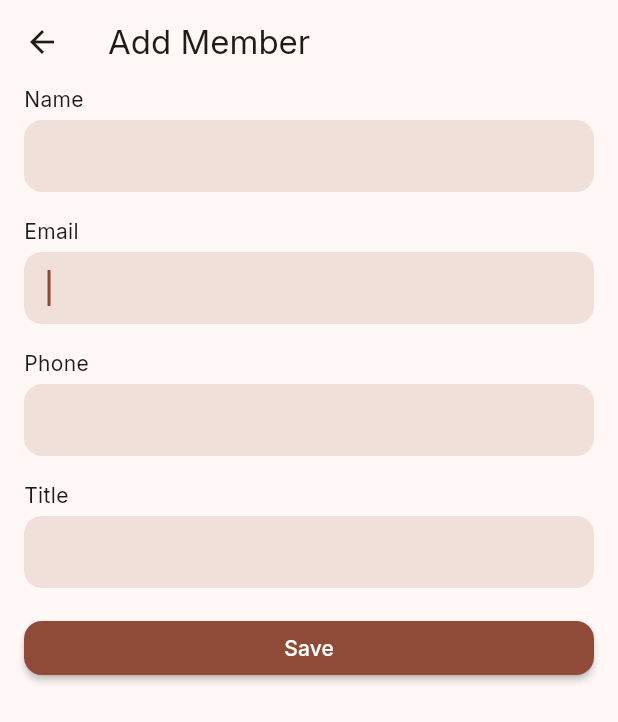
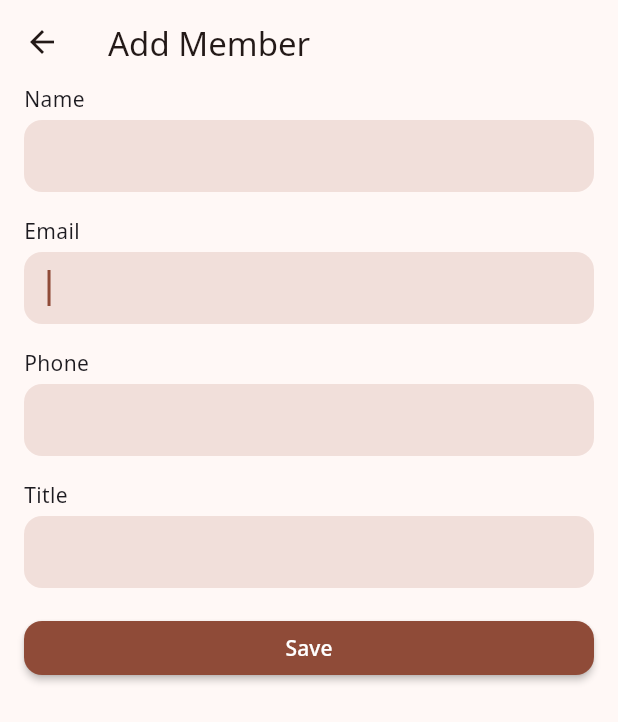
Before and after one commit to amka/calendula-app, a Flutter app: the MembersView screen opened by its route, after a tap on an icon or button, on a phone screen of 412 x 824 dp. Shown: the top 722 px of the screen. Run offline on Flutter 3.47's test engine with Material 3 defaults, Android fonts, the light colour scheme and no system bars; our stand-ins replace appwrite, flutter_tabler_icons, get, get_storage, google_fonts; accounts and stored records are empty; network calls fail.

Commit message:
Add members page and update UI

```diff
--- a/lib/app/modules/members/views/members_view.dart
+++ b/lib/app/modules/members/views/members_view.dart
@@ -5,8 +5,8 @@ import 'package:get/get.dart';
 import '../controllers/members_controller.dart';
 import '../widgets/add_member_dialog.dart';
 
-class MembersView extends GetView<MembersController> {
-  const MembersView({Key? key}) : super(key: key);
+class MembersView extends GetResponsiveView<MembersController> {
+  MembersView({super.key});
 
   @override
   Widget build(BuildContext context) {
@@ -30,7 +30,10 @@ class MembersView extends GetView<MembersController> {
       floatingActionButton: FloatingActionButton(
         heroTag: 'MembersFAB',
         onPressed: () {
-            Get.to(
+          print(MediaQuery.of(context).size.width);
+          MediaQuery.of(context).size.width > 650
+              ? Get.dialog(AddMemberDialog())
+              : Get.to(
                   () => AddMemberDialog(),
                   transition: Transition.downToUp,
                   duration: Durations.short3,
--- a/lib/app/modules/signin/views/signin_view.dart
+++ b/lib/app/modules/signin/views/signin_view.dart
@@ -32,7 +32,9 @@ class SigninView extends GetView<SigninController> {
                 ),
               ),
               const SizedBox(height: 16),
-              Card(
+              ConstrainedBox(
+                constraints: const BoxConstraints(maxWidth: 360),
+                child: Card(
                   child: Padding(
                     padding: const EdgeInsets.all(16),
                     child: Form(
@@ -115,6 +117,7 @@ class SigninView extends GetView<SigninController> {
                     ),
                   ),
                 ),
+              ),
               const SizedBox(height: 16),
               Row(
                 mainAxisAlignment: MainAxisAlignment.center,
--- a/lib/main.dart
+++ b/lib/main.dart
@@ -35,7 +35,7 @@ void main() async {
               borderRadius: BorderRadius.all(Radius.circular(12)),
             ),
           ),
-          textTheme: GoogleFonts.interTextTheme()),
+          textTheme: GoogleFonts.notoSansTextTheme()),
       initialRoute: AppPages.INITIAL,
       getPages: AppPages.routes,
     ),
```
Also changed, not shown: lib/app/modules/home/views/home_view.dart (+26 -1 lines), lib/app/modules/signup/views/signup_view.dart (+20 -15 lines). Lines whose indentation alone changed are shown as unchanged.
